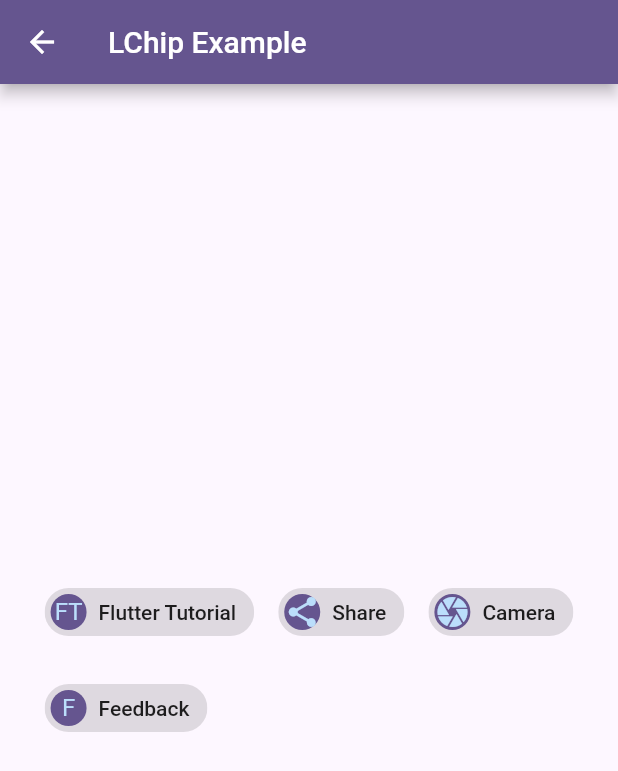
After one commit to omarSuarezRodriguez/flutter_apps_with_package, a Flutter app: the LChipExample screen opened by its route, on a phone screen of 412 x 824 dp. The commit adds this screen. Shown: the top 771 px of the screen. Run offline on Flutter 3.47's test engine with Material 2 defaults, Android fonts, the phone set to English and light mode, and no system bars; our stand-ins replace get, get_storage, readmore; missing offline and left inert: flutter_barcode_scanner; accounts and stored records are empty.

Commit message:
example 83

```diff
--- a/lib/src/basics_screen/basics_screen.dart
+++ b/lib/src/basics_screen/basics_screen.dart
@@ -1122,6 +1122,20 @@ class BasicsScreen extends StatelessWidget {
             ),
           ),
 
+          const SizedBox(height: 7),
+          InkWell(
+            onTap: () {
+              Navigator.pushNamed(context, '/basics_83');
+            },
+            child: const ListTile(
+              title: Text('83. Chips Example'),
+              leading: Icon(
+                Icons.data_object_rounded,
+                color: Colors.lime,
+              ),
+            ),
+          ),
+
 
 
 
--- /dev/null
+++ b/lib/src/basics_screen/pages/83_chips_example.dart
@@ -0,0 +1,59 @@
+import 'package:flutter/material.dart';
+
+class LChipExample extends StatelessWidget {
+  const LChipExample({super.key});
+
+  @override
+  Widget build(BuildContext context) {
+    return Scaffold(
+      appBar: AppBar(title: const Text('LChip Example')),
+      body: const Center(
+        child: LChip(),
+      ),
+    );
+  }
+}
+
+
+
+class LChip extends StatelessWidget {
+  const LChip({super.key});
+
+  @override
+  Widget build(BuildContext context) {
+    return Center(
+      child: Wrap(
+        spacing: 16.0,
+        runSpacing: 16.0,
+        children: <Widget>[
+          Chip(
+            avatar: CircleAvatar(
+                backgroundColor: Theme.of(context).primaryColor,
+                child: const Text('FT')),
+            label: const Text('Flutter Tutorial'),
+          ),
+          Chip(
+            avatar: CircleAvatar(
+                backgroundColor: Theme.of(context).primaryColor,
+                child: const Icon(Icons.share)),
+            label: const Text('Share'),
+          ),
+          Chip(
+            avatar: CircleAvatar(
+                backgroundColor: Theme.of(context).primaryColor,
+                child: const Icon(Icons.camera)),
+            label: const Text('Camera'),
+          ),
+          Chip(
+            avatar: CircleAvatar(
+                backgroundColor: Theme
+                    .of(context)
+                    .primaryColor,
+                child: const Text('F')),
+            label: const Text('Feedback'),
+          ),
+        ],
+      ),
+    );
+  }
+}
--- a/lib/src/routes/routes.dart
+++ b/lib/src/routes/routes.dart
@@ -1,6 +1,7 @@
 import 'package:flutter/material.dart';
 import 'package:flutter_apps_with_package/src/basics_screen/pages/81_dropdown_button_example.dart';
 import 'package:flutter_apps_with_package/src/basics_screen/pages/82_cards_example.dart';
+import 'package:flutter_apps_with_package/src/basics_screen/pages/83_chips_example.dart';
 
 import 'package:flutter_apps_with_package/src/projects_screen/projects/05_barcode_scan_app/main.dart';
 import 'package:flutter_apps_with_package/src/projects_screen/projects/06_android_messages_app/main.dart';
@@ -215,6 +216,7 @@ Map<String, WidgetBuilder> getApplicationRoutes() {
     '/basics_80'           : (BuildContext context) => const AnimatedListExample(),
     '/basics_81'           : (BuildContext context) => const LDropDownButtonExample(),
     '/basics_82'           : (BuildContext context) => const CardsExamplePage(),
+    '/basics_83'           : (BuildContext context) => const LChipExample(),
 
 
 
```
